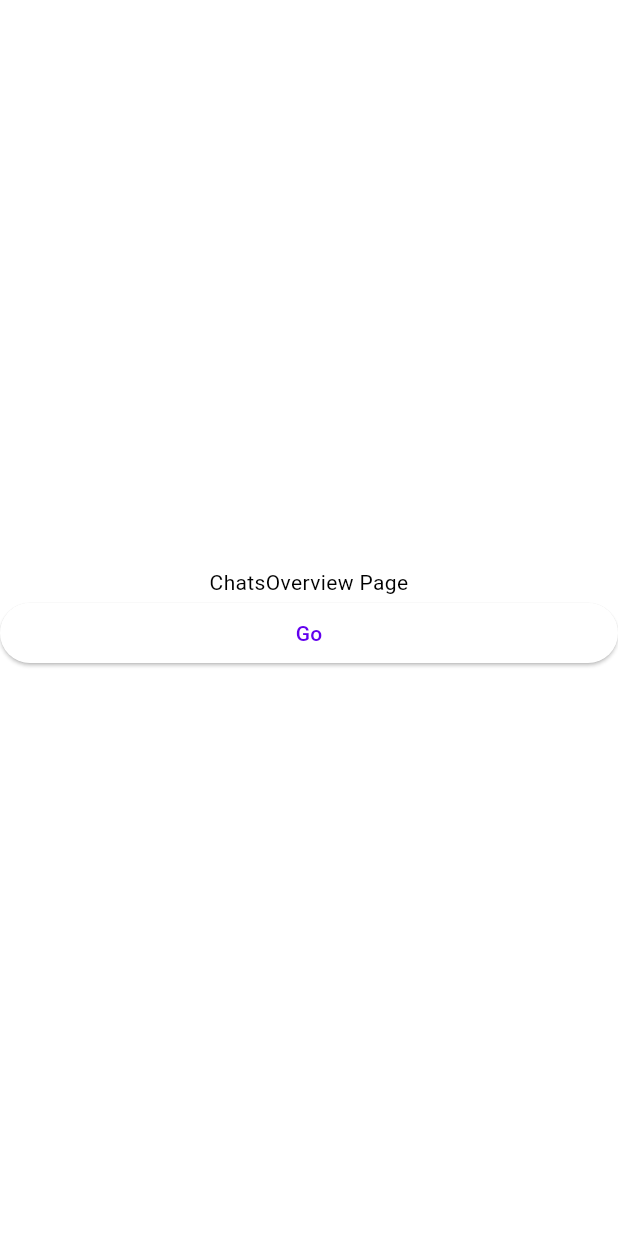
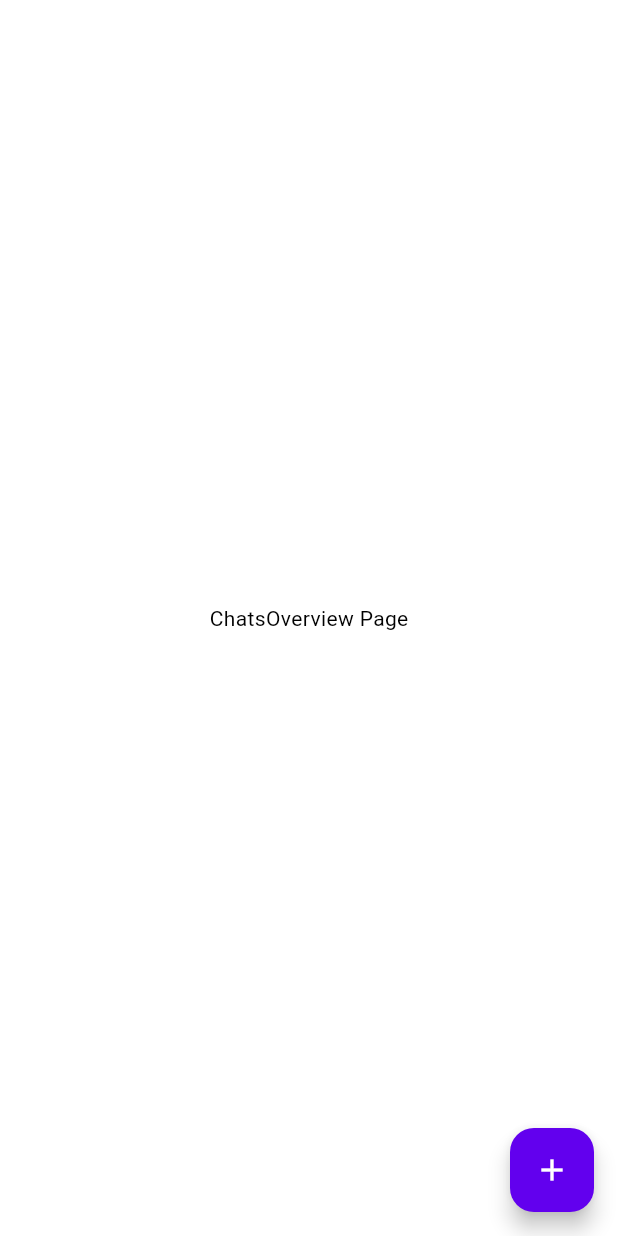
Before and after one commit to paopp2/dash_gpt, a Flutter app: the screen it shows after launch, on a phone screen of 412 x 824 dp. Run offline on Flutter 3.47's test engine with Material 2 defaults, Android fonts, the phone set to English and light mode, and no system bars; our stand-ins replace bloc, clock, equatable, flutter_bloc, go_router, rxdart; missing offline and left inert: dart_openai.

Commit message:
Minor changes in ChatPage and OpenAIChatAPI

```diff
--- a/lib/features/chats_overview/chats_overview_view.dart
+++ b/lib/features/chats_overview/chats_overview_view.dart
@@ -8,22 +8,15 @@ class ChatsOverviewView extends StatelessWidget {
   @override
   Widget build(BuildContext context) {
     return Scaffold(
-      body: Column(
-        mainAxisAlignment: MainAxisAlignment.center,
-        crossAxisAlignment: CrossAxisAlignment.stretch,
-        children: [
-          const Text(
-            'ChatsOverview Page',
-            textAlign: TextAlign.center,
-          ),
-          ElevatedButton(
-            onPressed: () => context.goNamed(
-              ChatPage.route.name!,
-              pathParameters: {'id': 'test_id'},
-            ),
-            child: const Text('Go'),
-          ),
-        ],
+      body: const Center(
+        child: Text('ChatsOverview Page'),
+      ),
+      floatingActionButton: FloatingActionButton(
+        onPressed: () => context.goNamed(
+          ChatPage.route.name!,
+          pathParameters: {'id': 'test_id'},
+        ),
+        child: const Icon(Icons.add),
       ),
     );
   }
--- a/packages/ai_chat_repository/lib/src/ai_chat_api/open_ai_chat_api.dart
+++ b/packages/ai_chat_repository/lib/src/ai_chat_api/open_ai_chat_api.dart
@@ -109,7 +109,7 @@ class OpenAIChatApi implements AIChatApi {
 Speaker 1: $initialUserMessage
 Speaker 2: $aiReply
 
-NOTE: Ensure to NOT enclose your reply in quotation marks.
+NOTE: Ensure to NOT enclose the title in quotation marks.
 
 title: ''',
     );
```
